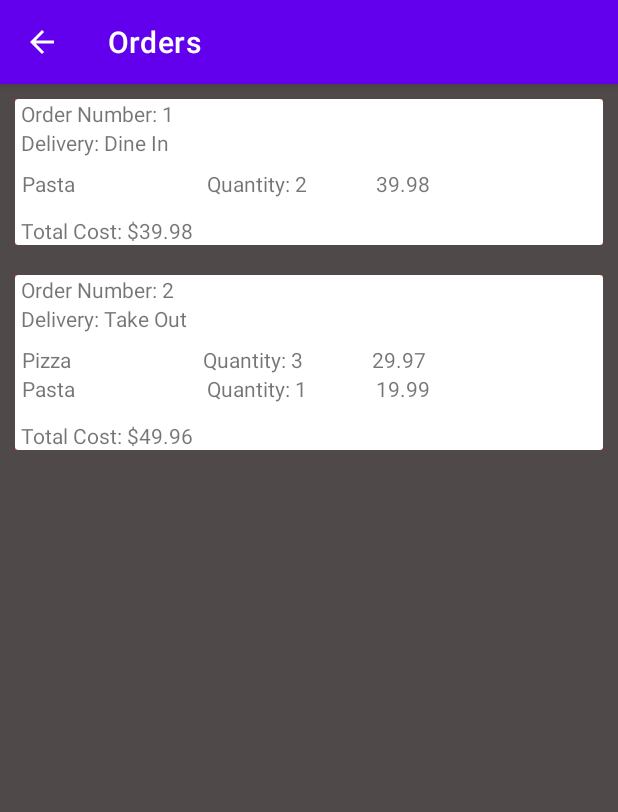
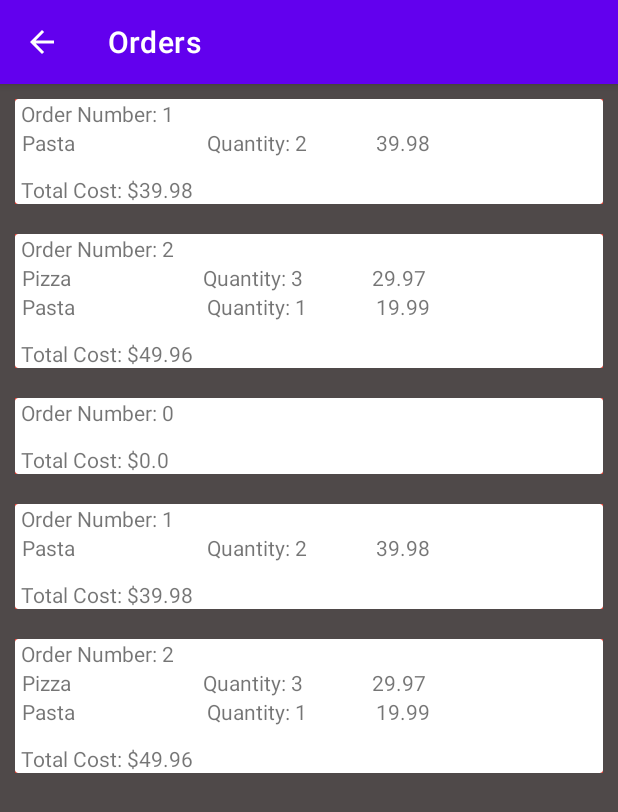
Before and after one commit to asmitnayak/CS506_Spike, an Android app: the Orders screen opened directly, with no data from a screen before it, on a phone screen of 412 x 824 dp. Shown: the top 812 px of the screen. Run offline under Robolectric (Android 15) with nearby library versions, the phone set to English and light mode, and no system bars.

Commit message:
- edit checkout to sync with orders page by adding new order

```diff
--- a/app/src/main/java/com/example/android/cs506_spike/OrderAdapter.java
+++ b/app/src/main/java/com/example/android/cs506_spike/OrderAdapter.java
@@ -18,9 +18,8 @@ public class OrderAdapter extends RecyclerView.Adapter<OrderAdapter.OrderViewHol
 
 
 
-
     private RecyclerView.RecycledViewPool viewPool = new RecyclerView.RecycledViewPool();
-    private ArrayList<RestaurantOrder> ordersData;
+    ArrayList<RestaurantOrder> ordersData;
 
     public OrderAdapter( ArrayList<RestaurantOrder> orders){
         ordersData = orders;
@@ -39,7 +38,6 @@ public class OrderAdapter extends RecyclerView.Adapter<OrderAdapter.OrderViewHol
     public void onBindViewHolder(@NonNull OrderViewHolder holder, int position) {
         RestaurantOrder order = ordersData.get(position);
         holder.orderNum.setText("Order Number: " + Integer.toString(ordersData.get(position).getOrderNumber()));
-        holder.delivery.setText("Delivery: " + ordersData.get(position).getDeliveryType());
         holder.cost.setText("Total Cost: $" + Double.toString(ordersData.get(position).getCost()));
 
         LinearLayoutManager layoutManager = new LinearLayoutManager(
@@ -66,7 +64,7 @@ public class OrderAdapter extends RecyclerView.Adapter<OrderAdapter.OrderViewHol
     }
 
     public class OrderViewHolder extends RecyclerView.ViewHolder{
-        TextView orderNum, delivery, cost;
+        TextView orderNum, cost;
         LinearLayout ordersLayout;
         RelativeLayout viewF,viewB;
         RecyclerView foodItemRecyclerView;
@@ -75,7 +73,6 @@ public class OrderAdapter extends RecyclerView.Adapter<OrderAdapter.OrderViewHol
             super(itemView);
             //typecast
             orderNum = itemView.findViewById(R.id.Order_Num);
-            delivery = itemView.findViewById(R.id.Deliver_Type);
             cost = itemView.findViewById(R.id.Cost);
             ordersLayout = itemView.findViewById(R.id.Food_Items);
             viewF = itemView.findViewById(R.id.view_Foreground);
--- a/app/src/main/java/com/example/android/cs506_spike/Orders.java
+++ b/app/src/main/java/com/example/android/cs506_spike/Orders.java
@@ -18,10 +18,11 @@ import com.google.android.material.snackbar.Snackbar;
 import java.util.ArrayList;
 
 public class Orders extends AppCompatActivity implements CallBackOrderTouch{
-    private ArrayList<RestaurantOrder> orders = new ArrayList<RestaurantOrder>();
+    public static ArrayList<RestaurantOrder> orders = new ArrayList<RestaurantOrder>();
     private RecyclerView ordersList;
     private OrderAdapter orderAdp;
     RelativeLayout layout;
+    public static int ordNum = 0;
 
     @Override
     protected void onCreate(Bundle savedInstanceState) {
@@ -43,8 +44,8 @@ public class Orders extends AppCompatActivity implements CallBackOrderTouch{
         orderItem2.add(new RestaurantMenuItem("Pasta", R.drawable.customer_view_background, 19.99, 9));
         orderItem2.get(0).setQuantity(3);
         orderItem2.get(1).setQuantity(1);
-            orders.add(new RestaurantOrder(1, "Dine In", orderItem1, 39.98));
-            orders.add(new RestaurantOrder(2, "Take Out", orderItem2, 49.96));
+        orders.add(new RestaurantOrder(1, orderItem1, 39.98));
+        orders.add(new RestaurantOrder(2, orderItem2, 49.96));
 
 
         //setup recycler view
--- a/app/src/main/java/com/example/android/cs506_spike/RestaurantOrder.java
+++ b/app/src/main/java/com/example/android/cs506_spike/RestaurantOrder.java
@@ -4,26 +4,22 @@ import java.util.ArrayList;
 
 public class RestaurantOrder {
     private int orderNumber;
-    private String deliveryType;
     private ArrayList<RestaurantMenuItem> menuItems = new ArrayList<RestaurantMenuItem>();
     private double cost;
 
     public RestaurantOrder(){}
 
-    public RestaurantOrder(int orderNumber, String deliveryType, ArrayList<RestaurantMenuItem> menuItems, double cost){
+    public RestaurantOrder(int orderNumber, ArrayList<RestaurantMenuItem> menuItems, double cost){
         this.orderNumber = orderNumber;
-        this.deliveryType = deliveryType;
         this.menuItems = menuItems;
         this.cost = cost;
     }
 
     public void setOrderNumber(int orderNumber){ this.orderNumber = orderNumber;}
-    public void setDeliveryType(String deliveryType){ this.deliveryType = deliveryType;}
     public void setMenuItems(ArrayList<RestaurantMenuItem> menuItems){ this.menuItems = menuItems;}
     public void setCost(double cost){ this.cost = cost;}
 
     public int getOrderNumber(){return this.orderNumber;}
-    public String getDeliveryType(){return this.deliveryType;}
     public ArrayList<RestaurantMenuItem> getMenuItems(){return this.menuItems;}
     public double getCost(){return this.cost;}
 
--- a/app/src/main/res/layout/orders_recycle_view_layout.xml
+++ b/app/src/main/res/layout/orders_recycle_view_layout.xml
@@ -56,26 +56,15 @@
                     app:layout_constraintStart_toStartOf="parent"
                     app:layout_constraintTop_toTopOf="parent" />
 
-                <TextView
-                    android:id="@+id/Deliver_Type"
-                    android:layout_width="200dp"
-                    android:layout_height="wrap_content"
-                    android:text="Delivery: "
-                    app:layout_constraintEnd_toEndOf="parent"
-                    app:layout_constraintHorizontal_bias="0.019"
-                    app:layout_constraintStart_toStartOf="parent"
-                    app:layout_constraintTop_toBottomOf="@+id/Order_Num" />
-
                 <LinearLayout
                     android:id="@+id/Food_Items"
                     android:layout_width="277dp"
                     android:layout_height="wrap_content"
-                    android:layout_marginTop="8dp"
                     android:orientation="vertical"
                     app:layout_constraintEnd_toEndOf="parent"
                     app:layout_constraintHorizontal_bias="0.035"
                     app:layout_constraintStart_toStartOf="parent"
-                    app:layout_constraintTop_toBottomOf="@+id/Deliver_Type">
+                    app:layout_constraintTop_toBottomOf="@+id/Order_Num">
 
                     <androidx.recyclerview.widget.RecyclerView
                         android:id="@+id/Food_Item_Recycler_View"
```
Also changed, not shown: app/src/main/java/com/example/android/cs506_spike/Checkout.java (+24 -0 lines), app/src/main/res/layout/activity_restaurant_staff.xml (+6 -6 lines). Lines whose indentation alone changed are shown as unchanged.
